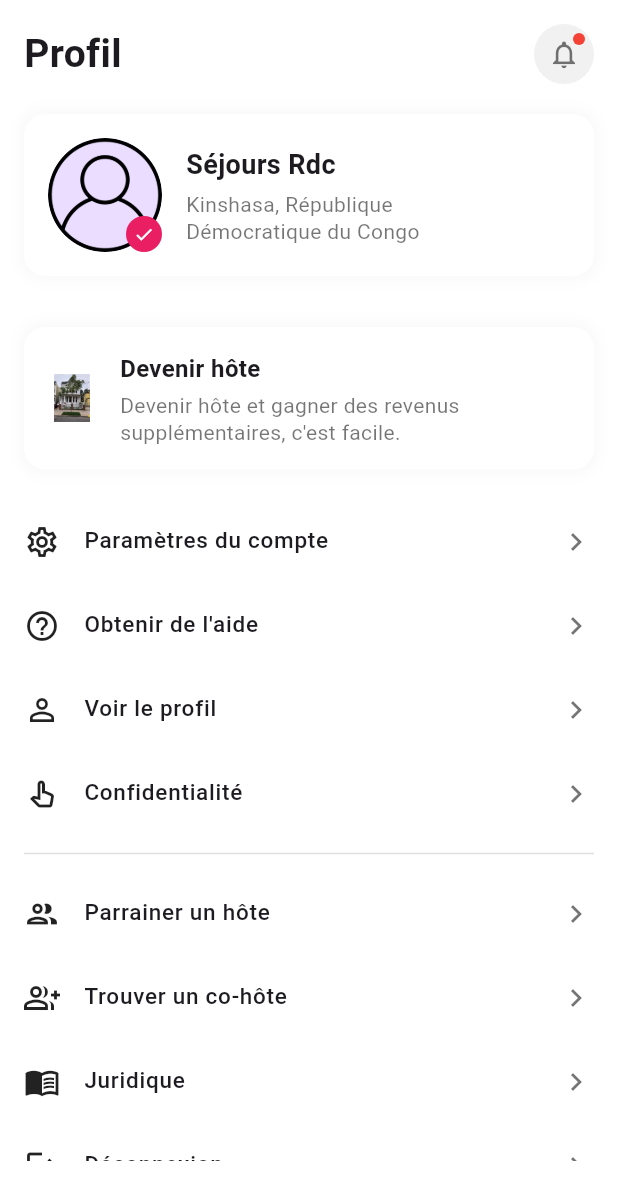
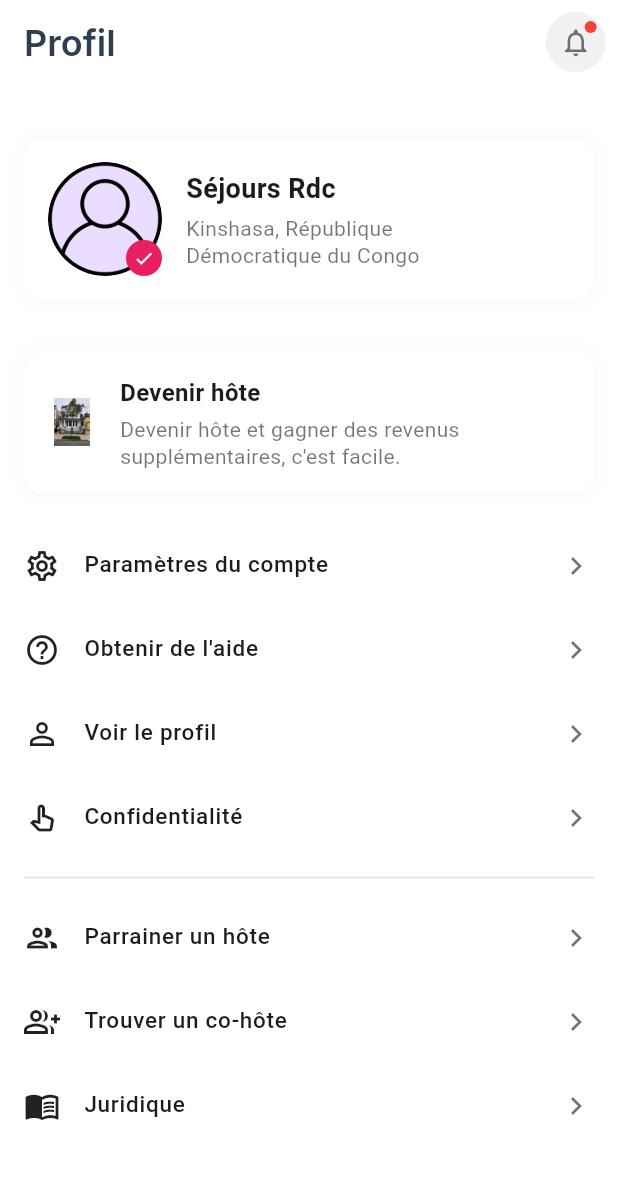
Before and after one commit to Gmk0/hotel_booking_test, a Flutter app: the ProfileScreen screen opened directly, on a phone screen of 412 x 824 dp. Shown: the top 1200 px of the screen. Run offline on Flutter 3.47's test engine with Material 3 defaults, Android fonts, the phone set to English and light mode, and no system bars; drawn by our look-alikes of flutter_easyloading; our stand-ins replace cached_network_image, carousel_slider, connectivity_plus, device_preview_plus, flutter_riverpod, flutter_svg and 7 more; missing offline and left inert: image_stack; accounts and stored records are empty; project files that could hold a hidden picture were left out.

Commit message:
bug fix on profile scroll

```diff
--- a/lib/features/profile/ProfileScreen.dart
+++ b/lib/features/profile/ProfileScreen.dart
@@ -5,7 +5,8 @@ import 'package:hotel_booking/features/profile/screens/ParrainageScreen.dart';
 import 'package:hotel_booking/features/profile/screens/ProfileInfoScreen.dart';
 import 'package:hotel_booking/features/profile/screens/SettingsScreen.dart';
 import 'package:hotel_booking/features/profile/widgets/MenuItem.dart';
-
+import 'package:sizer/sizer.dart';
+import '../../core/app_export.dart';
 import '../../widgets/Screen.dart';
 
 class ProfileScreen extends StatelessWidget {
@@ -15,24 +16,18 @@ class ProfileScreen extends StatelessWidget {
   Widget build(BuildContext context) {
     return Scaffold(
       backgroundColor: Colors.white,
-      body: Screen(
-          body: SafeArea(
-            child: Column(
-              children: [
-                Expanded(
-                  child: SingleChildScrollView(
-                    padding: const EdgeInsets.all(16.0),
-                    child: Column(
-                      crossAxisAlignment: CrossAxisAlignment.start,
-                      children: [
-                        // Top bar
-                        Row(
-                          mainAxisAlignment: MainAxisAlignment.spaceBetween,
-                          children: [
-                            const Text(
+      appBar: AppBar(
+        backgroundColor: AppTheme.lightTheme.scaffoldBackgroundColor,
+        elevation: 0,
+        automaticallyImplyLeading: false,
+        title: Text(
           "Profil",
-                              style: TextStyle(fontSize: 26, fontWeight: FontWeight.bold),
+          style: AppTheme.lightTheme.textTheme.headlineSmall?.copyWith(
+            fontWeight: FontWeight.w600,
+            color: AppTheme.textPrimary,
           ),
+        ),
+        actions: [
           Stack(
             children: [
               const CircleAvatar(
@@ -53,9 +48,20 @@ class ProfileScreen extends StatelessWidget {
                 ),
               ),
             ],
-                            )
+          ),
+          SizedBox(width: 2.w),
         ],
       ),
+      body: Screen(
+          body: SafeArea(
+            child: Column(
+              children: [
+                Expanded(
+                  child: SingleChildScrollView(
+                    padding: const EdgeInsets.all(16.0),
+                    child: Column(
+                      crossAxisAlignment: CrossAxisAlignment.start,
+                      children: [
                         const SizedBox(height: 20),
 
                         // Profil card
```
Also changed, not shown: lib/features/bookings/bookings_screen.dart (indentation only). Lines whose indentation alone changed are shown as unchanged.
